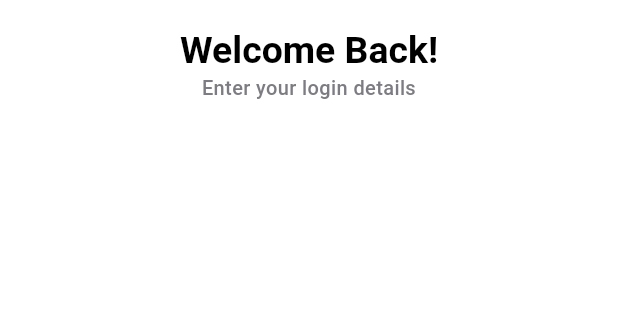
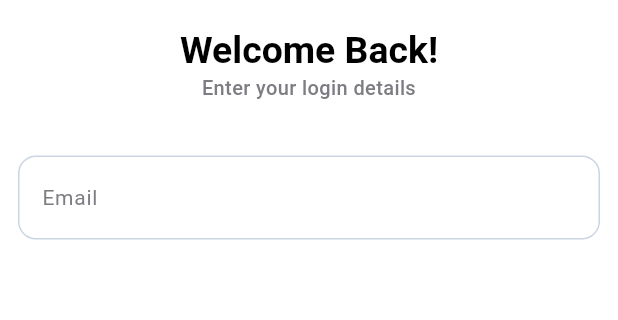
Before and after one commit to AmrElzohairy/chat_bot, a Flutter app: the screen it shows after launch, after a tap on "Get Started", on a phone screen of 412 x 824 dp, the part 282-602 px from its top. Run offline on Flutter 3.47's test engine with Material 3 defaults, Android fonts, the phone set to English and light mode, and no system bars; our stand-ins replace flutter_screenutil, flutter_svg, go_router.

Commit message:
add input decoration themes

```diff
--- a/lib/core/themes/app_themes.dart
+++ b/lib/core/themes/app_themes.dart
@@ -1,4 +1,5 @@
 import 'package:chat_bot/core/themes/elevated_button_themes.dart';
+import 'package:chat_bot/core/themes/text_form_field_themes.dart';
 import 'package:chat_bot/core/themes/text_themes.dart';
 import 'package:chat_bot/core/utils/app_colors.dart';
 import 'package:flutter/material.dart';
@@ -11,6 +12,7 @@ abstract class AppThemes {
     scaffoldBackgroundColor: AppColors.white,
     textTheme: TextThemes.lightTheme,
     elevatedButtonTheme: ElevatedButtonThemes.lightElevatedButtonTheme,
+    inputDecorationTheme:TextFormFieldThemes.lightInputeDecorationTheme
   );
   static ThemeData darkTheme = ThemeData(
     useMaterial3: true,
@@ -19,5 +21,6 @@ abstract class AppThemes {
     scaffoldBackgroundColor: AppColors.black,
     textTheme: TextThemes.darkTheme,
     elevatedButtonTheme: ElevatedButtonThemes.darkElevatedButtonTheme,
+    inputDecorationTheme: TextFormFieldThemes.darkInputeDecorationTheme,
   );
 }
--- /dev/null
+++ b/lib/core/themes/text_form_field_themes.dart
@@ -0,0 +1,50 @@
+import 'package:chat_bot/core/utils/app_colors.dart';
+import 'package:flutter/material.dart';
+
+abstract class TextFormFieldThemes {
+  static InputDecorationTheme lightInputeDecorationTheme = InputDecorationTheme(
+    labelStyle: const TextStyle(
+      color: AppColors.lightSecondaryText,
+      fontSize: 14,
+    ),
+    border: OutlineInputBorder(borderRadius: BorderRadius.circular(12)),
+    focusedBorder: OutlineInputBorder(
+      borderRadius: BorderRadius.circular(12),
+      borderSide: const BorderSide(color: AppColors.primaryColor, width: 1.3),
+    ),
+    enabledBorder: OutlineInputBorder(
+      borderRadius: BorderRadius.circular(12),
+      borderSide: const BorderSide(
+        color: AppColors.lightTextFieldBorderColor,
+        width: 1,
+      ),
+    ),
+    errorBorder: OutlineInputBorder(
+      borderRadius: BorderRadius.circular(12),
+      borderSide: const BorderSide(color: Colors.red, width: 1),
+    ),
+  );
+
+  static InputDecorationTheme darkInputeDecorationTheme = InputDecorationTheme(
+    labelStyle: const TextStyle(
+      color: AppColors.darkSecondaryText,
+      fontSize: 14,
+    ),
+    border: OutlineInputBorder(borderRadius: BorderRadius.circular(12)),
+    focusedBorder: OutlineInputBorder(
+      borderRadius: BorderRadius.circular(12),
+      borderSide: const BorderSide(color: AppColors.primaryColor, width: 1.3),
+    ),
+    enabledBorder: OutlineInputBorder(
+      borderRadius: BorderRadius.circular(12),
+      borderSide: const BorderSide(
+        color: AppColors.darkTextFieldBorderColor,
+        width: 1,
+      ),
+    ),
+    errorBorder: OutlineInputBorder(
+      borderRadius: BorderRadius.circular(12),
+      borderSide: const BorderSide(color: Colors.red, width: 1),
+    ),
+  );
+}
--- a/lib/core/utils/app_colors.dart
+++ b/lib/core/utils/app_colors.dart
@@ -7,4 +7,6 @@ abstract class AppColors {
   static const grey = Color(0XFFBDBDBD);
   static const lightSecondaryText = Color(0xFF7D7C82);
   static const darkSecondaryText = Color(0xFF6B6B6B);
+  static const lightTextFieldBorderColor = Color(0xFFCBD5E1);
+  static const darkTextFieldBorderColor = Color(0xFF979797);
 }
--- a/lib/features/auth/presentation/cubits/views/sign_in_view.dart
+++ b/lib/features/auth/presentation/cubits/views/sign_in_view.dart
@@ -47,6 +47,15 @@ class SignInView extends StatelessWidget {
                   ),
                 ),
               ),
+              VerticalSpace(height: 40),
+              TextField(
+                decoration: InputDecoration(
+                  labelText: 'Email',
+                  border: OutlineInputBorder(
+                    borderRadius: BorderRadius.circular(8.r),
+                  ),
+                ),
+              ),
             ],
           ),
         ),
```
